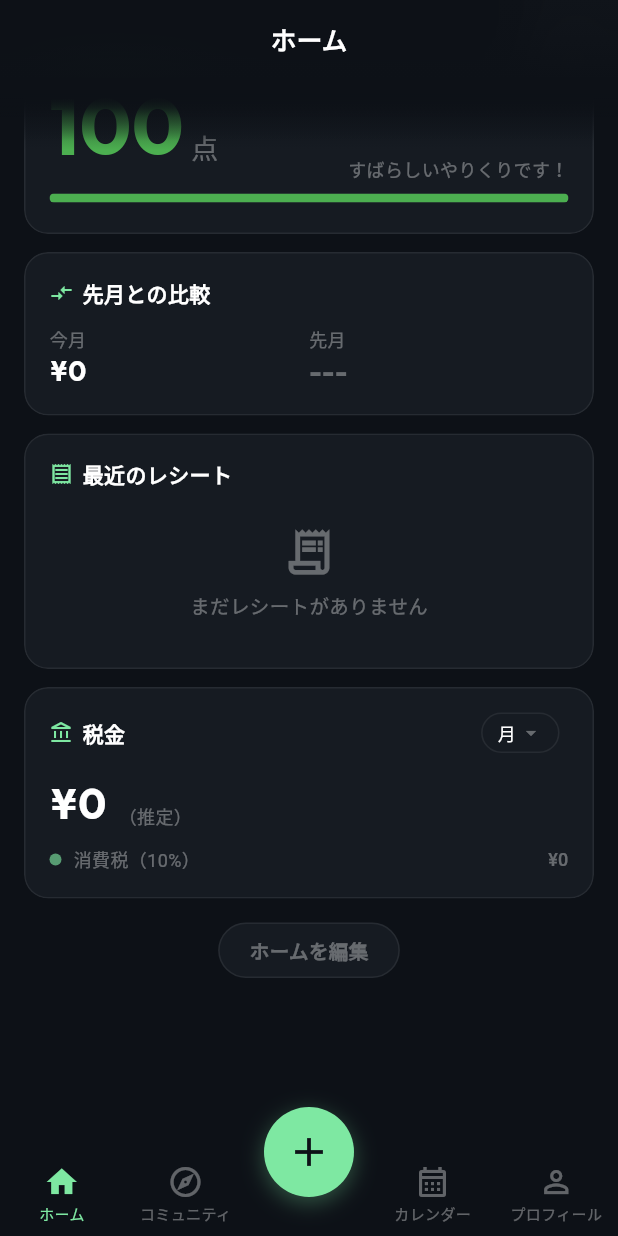
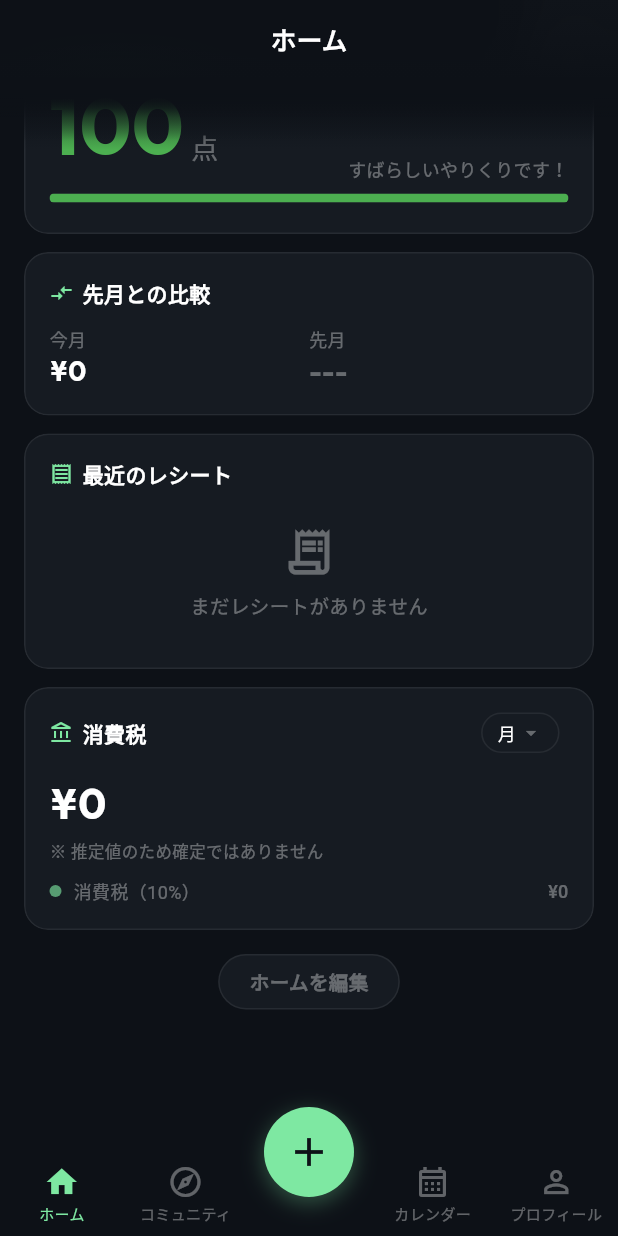
Before and after one commit to Ben2560/camill, a Flutter app: the screen it shows once a user with an empty profile is signed in, scrolled down 442 dp, on a phone screen of 412 x 824 dp. Run offline on Flutter 3.47's test engine with Material 3 defaults, Android fonts, the phone set to English and light mode, and no system bars; our stand-ins replace firebase_auth, firebase_core, fl_chart, flutter_image_compress, flutter_riverpod, geolocator and 6 more; accounts and stored records are empty; network calls fail; Roboto replaces fonts that are missing (Zen Maru Gothic).

Commit message:
fix: カテゴリ集計精度改善・スコアロジック刷新・予算API追加

```diff
--- a/lib/core/constants.dart
+++ b/lib/core/constants.dart
@@ -2,7 +2,7 @@ import 'package:flutter/material.dart';
 
 class AppConstants {
   // FastAPI base URL (localhost for development)
-  static const String apiBaseUrl = 'http://192.168.2.101:8000/v1';
+  static const String apiBaseUrl = 'http://192.168.1.244:8000/v1';
 
   // Category labels (Japanese)
   static const Map<String, String> categoryLabels = {
--- a/lib/features/home/screens/home_screen.dart
+++ b/lib/features/home/screens/home_screen.dart
@@ -675,7 +675,7 @@ class _HomeMonthPageState extends State<_HomeMonthPage>
     'score': (title: 'やりくりスコア', icon: Icons.emoji_events_outlined),
     'compare': (title: '先月との比較', icon: Icons.compare_arrows),
     'recent': (title: '最近のレシート', icon: Icons.receipt_outlined),
-    'tax': (title: '税金', icon: Icons.account_balance_outlined),
+    'tax': (title: '消費税', icon: Icons.account_balance_outlined),
   };
 
   static const _categoryMeta = <String, ({IconData icon, String label})>{
@@ -742,6 +742,7 @@ class _HomeMonthPageState extends State<_HomeMonthPage>
             yearMonth: DateFormat('yyyy-MM').format(widget.month),
             totalExpense: 0,
             totalIncome: 0,
+            score: 100,
             byCategory: [],
             recentReceipts: [],
           );
@@ -1491,9 +1492,7 @@ class _HomeMonthPageState extends State<_HomeMonthPage>
     final total = _summary!.totalExpense;
     final periodLabel = ['週', '月', '年'][_periodIndex];
 
-    final anyBudgetSet = widget.categoryBudgets.values.any((v) => v > 0);
-
-    // 予算設定済みカテゴリの行
+    // 支出があるカテゴリの行（予算未設定でも表示）
     final rows =
         _categoryMeta.entries
             .map((e) {
@@ -1501,26 +1500,24 @@ class _HomeMonthPageState extends State<_HomeMonthPage>
               final amount = found.isEmpty ? 0 : found.first.amount;
               return (key: e.key, meta: e.value, amount: amount);
             })
-            .where((r) {
-              if (r.amount == 0) return false;
-              if (anyBudgetSet && (widget.categoryBudgets[r.key] ?? 0) == 0) {
-                return false;
-              }
-              return true;
-            })
+            .where((r) => r.amount > 0)
             .toList()
           ..sort((a, b) => b.amount.compareTo(a.amount));
 
     // 表示行の合計を計算し、差分を「その他」に含める
     final rowsTotal = rows.fold(0, (sum, r) => sum + r.amount);
-    final otherAmount = anyBudgetSet ? total - rowsTotal : 0;
+    final otherAmount = total - rowsTotal;
     final otherMeta = _categoryMeta['other']!;
 
     return GestureDetector(
-      onTap: () => Navigator.push(
+      onTap: () async {
+        await Navigator.push(
           context,
           MaterialPageRoute(builder: (_) => const CategoryBudgetScreen()),
-      ),
+        );
+        _loadCategoryBudgets();
+        _load(silent: true);
+      },
       child: CamillCard(
       child: Column(
         crossAxisAlignment: CrossAxisAlignment.start,
@@ -1552,6 +1549,7 @@ class _HomeMonthPageState extends State<_HomeMonthPage>
                     ),
                   );
                   _loadCategoryBudgets();
+                  _load(silent: true);
                 },
                 child: Icon(Icons.tune, size: 18, color: colors.textMuted),
               ),
@@ -1653,7 +1651,7 @@ class _HomeMonthPageState extends State<_HomeMonthPage>
             );
           }),
           // 予算未設定カテゴリの合計「その他」行（常に一番下）
-          if (anyBudgetSet && otherAmount > 0)
+          if (otherAmount > 0)
             Padding(
               padding: const EdgeInsets.symmetric(vertical: 5),
               child: Row(
@@ -1714,14 +1712,7 @@ class _HomeMonthPageState extends State<_HomeMonthPage>
   }
 
   Widget _buildScoreCard(CamillColors colors) {
-    final expense = _summary?.totalExpense ?? 0;
-    final ratio =
-        widget.budget > 0 ? (expense / widget.budget).clamp(0.0, 2.0) : 0.0;
-    final score = widget.budget > 0
-        ? (ratio <= 1.0
-              ? (100 - ratio * 50).round()
-              : (50 * (2.0 - ratio)).round().clamp(0, 100))
-        : 100;
+    final score = _summary?.score ?? 100;
     final scoreColor = score >= 80
         ? colors.success
         : score >= 60
@@ -2033,7 +2024,7 @@ class _HomeMonthPageState extends State<_HomeMonthPage>
               ),
               const SizedBox(width: 6),
               Text(
-                '税金',
+                '消費税',
                 style: camillBodyStyle(
                   14,
                   colors.textPrimary,
@@ -2089,22 +2080,14 @@ class _HomeMonthPageState extends State<_HomeMonthPage>
               ),
             )
           else ...[
-            Row(
-              crossAxisAlignment: CrossAxisAlignment.end,
-              children: [
             Text(
               _currencyFmt.format(estimatedTax),
               style: camillAmountStyle(28, colors.textPrimary),
             ),
-                const SizedBox(width: 8),
-                Padding(
-                  padding: const EdgeInsets.only(bottom: 4),
-                  child: Text(
-                    '（推定）',
-                    style: camillBodyStyle(12, colors.textMuted),
-                  ),
-                ),
-              ],
+            const SizedBox(height: 4),
+            Text(
+              '※ 推定値のため確定ではありません',
+              style: camillBodyStyle(11, colors.textMuted),
             ),
             const SizedBox(height: 8),
             // 内訳
--- a/lib/features/reports/screens/report_screen.dart
+++ b/lib/features/reports/screens/report_screen.dart
@@ -264,6 +264,21 @@ class _ReportScreenState extends State<ReportScreen>
     );
   }
 
+  static const _categoryLabels = <String, String>{
+    'food': '食費',
+    'dining_out': '外食費',
+    'daily': '日用品',
+    'transport': '交通費',
+    'clothing': '衣服',
+    'social': '交際費',
+    'hobby': '趣味',
+    'medical': '医療・健康',
+    'education': '教育・書籍',
+    'subscription': 'サブスク',
+    'utility': '光熱費',
+    'other': 'その他',
+  };
+
   Widget _buildCategoryRanking(CamillColors colors) {
     final r = _report!;
     final cats = (r['top_categories'] as List?)?.cast<Map<String, dynamic>>() ?? [];
@@ -286,6 +301,8 @@ class _ReportScreenState extends State<ReportScreen>
             final i = e.key;
             final cat = e.value;
             final amount = (cat['amount'] as num?)?.toInt() ?? 0;
+            final key = cat['category'] as String? ?? '';
+            final label = _categoryLabels[key] ?? key;
             return Padding(
               padding: const EdgeInsets.symmetric(vertical: 4),
               child: Row(
@@ -294,7 +311,7 @@ class _ReportScreenState extends State<ReportScreen>
                       style: const TextStyle(fontSize: 22)),
                   const SizedBox(width: 10),
                   Expanded(
-                    child: Text(cat['category'] as String? ?? '',
+                    child: Text(label,
                         style: camillBodyStyle(14, colors.textPrimary)),
                   ),
                   Text(_currencyFmt.format(amount),
--- a/lib/shared/models/summary_model.dart
+++ b/lib/shared/models/summary_model.dart
@@ -160,6 +160,7 @@ class MonthlySummary {
   final String yearMonth;
   final int totalExpense;
   final int totalIncome;
+  final int score;
   final List<CategorySummary> byCategory;
   final List<RecentReceipt> recentReceipts;
 
@@ -167,6 +168,7 @@ class MonthlySummary {
     required this.yearMonth,
     required this.totalExpense,
     required this.totalIncome,
+    required this.score,
     required this.byCategory,
     required this.recentReceipts,
   });
@@ -175,6 +177,7 @@ class MonthlySummary {
         yearMonth: json['year_month'] as String,
         totalExpense: (json['total_expense'] as num).toInt(),
         totalIncome: (json['total_income'] as num? ?? 0).toInt(),
+        score: (json['score'] as num? ?? 100).toInt(),
         byCategory: (json['by_category'] as List<dynamic>)
             .map((e) => CategorySummary.fromJson(e as Map<String, dynamic>))
             .toList(),
```
Also changed, not shown: lib/features/home/screens/category_budget_screen.dart (+41 -3 lines). Lines whose indentation alone changed are shown as unchanged.
